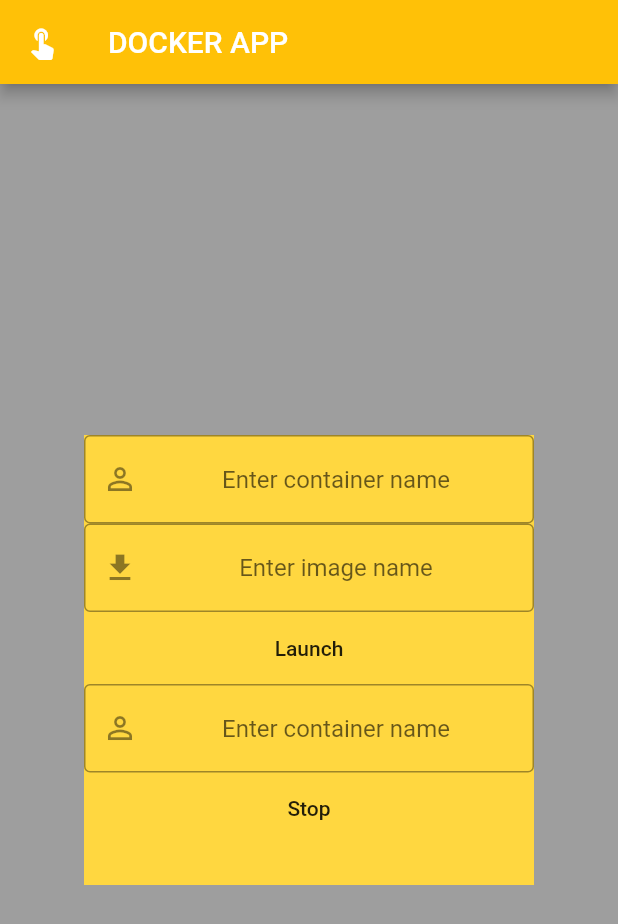
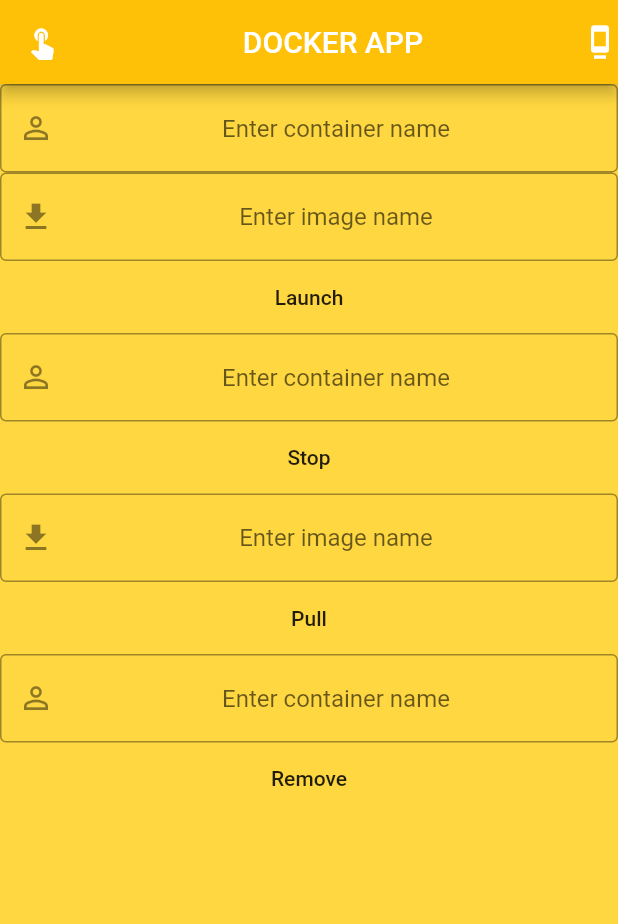
Before and after one commit to sulabh2000/Docker-app, a Flutter app: the screen it shows after launch, on a phone screen of 412 x 824 dp. Shown: the top 924 px of the screen. Run offline on Flutter 3.47's test engine with Material 2 defaults, Android fonts, the phone set to English and light mode, and no system bars.

Commit message:
adding some more functions

```diff
--- a/lib/main.dart
+++ b/lib/main.dart
@@ -15,25 +15,42 @@ myweb1(sto) async {
   print(response.body);
 }
 
+myweb2(pul) async {
+  var url = "http://192.168.43.33/cgi-bin/pull.py?x=${pul}";
+  var response = await http.get(url);
+  print(response.body);
+}
+
+myweb3(rmo) async {
+  var url = "http://192.168.43.33/cgi-bin/remove.py?x=${rmo}";
+  var response = await http.get(url);
+  print(response.body);
+}
+
 class MyApp extends StatelessWidget {
   // This widget is the root of your application.
   String imname;
   String coname;
   String stop;
+  String pull;
+  String remove;
   @override
   Widget build(BuildContext context) {
     return MaterialApp(
       home: Scaffold(
         backgroundColor: Colors.grey,
         appBar: AppBar(
-          title: Text('DOCKER APP'),
+          title: Center(child: Text('DOCKER APP')),
           leading: Icon(Icons.touch_app),
           backgroundColor: Colors.amber,
+          actions: <Widget>[
+            Icon(Icons.dock),
+          ],
         ),
         body: Center(
           child: Container(
-            width: 300,
-            height: 300,
+            width: double.infinity,
+            height: double.infinity,
             color: Colors.amberAccent,
             child: Column(
               children: <Widget>[
@@ -87,6 +104,44 @@ class MyApp extends StatelessWidget {
                   },
                   child: Text('Stop'),
                 ),
+                TextField(
+                  onChanged: (value) {
+                    pull = value;
+                  },
+                  autocorrect: false,
+                  textAlign: TextAlign.center,
+                  decoration: InputDecoration(
+                    border: OutlineInputBorder(),
+                    hintText: "Enter image name",
+                    prefixIcon: Icon(Icons.get_app),
+                  ),
+                ),
+                FlatButton(
+                  onPressed: () {
+                    // print('hi');
+                    myweb2(pull);
+                  },
+                  child: Text('Pull'),
+                ),
+                TextField(
+                  onChanged: (value) {
+                    remove = value;
+                  },
+                  autocorrect: false,
+                  textAlign: TextAlign.center,
+                  decoration: InputDecoration(
+                    border: OutlineInputBorder(),
+                    hintText: "Enter container name",
+                    prefixIcon: Icon(Icons.perm_identity),
+                  ),
+                ),
+                FlatButton(
+                  onPressed: () {
+                    // print('hi');
+                    myweb3(remove);
+                  },
+                  child: Text('Remove'),
+                ),
               ],
             ),
           ),
```
